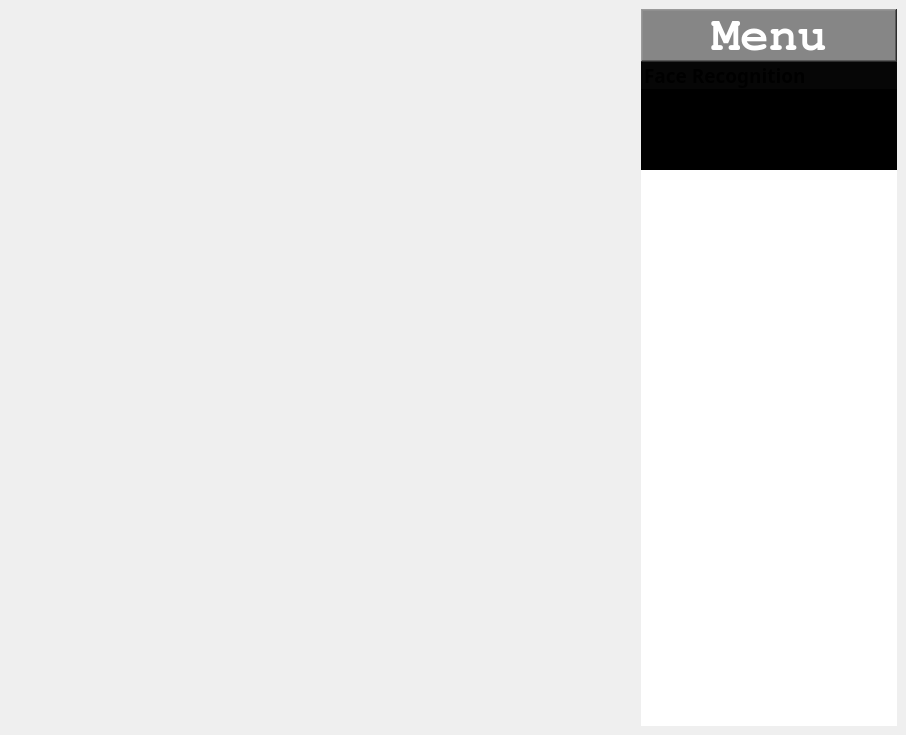
Before: the Qt Designer form UI/index.ui in ApplauseWow/FRASI_Manager_V2.0, drawn with Qt 5.
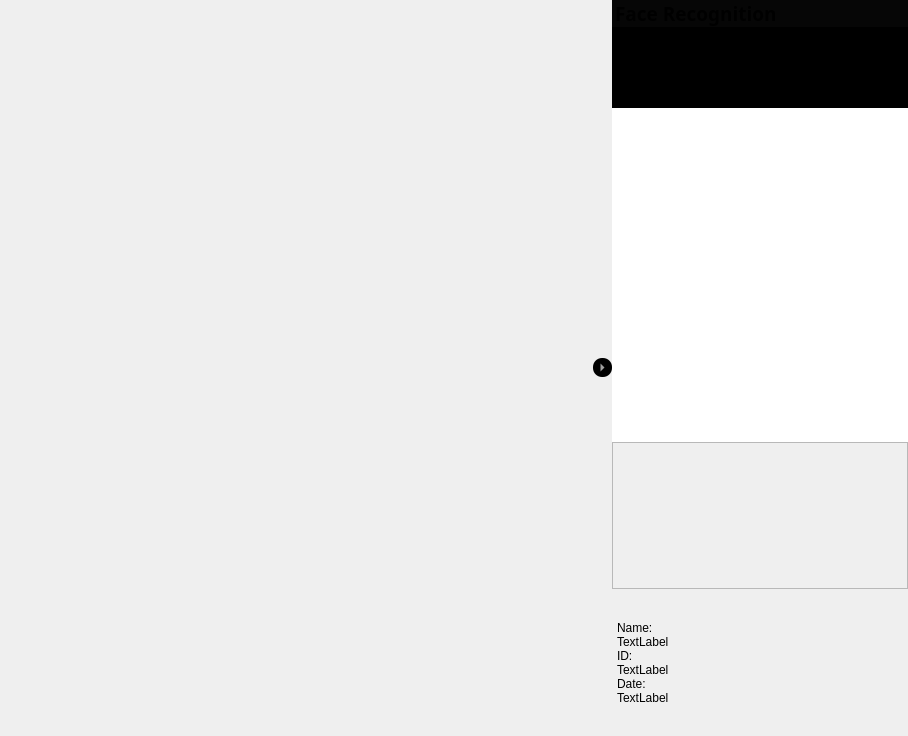
After: the same form once the commit is applied.

Diff of the .ui file:
```diff
--- a/UI/index.ui
+++ b/UI/index.ui
@@ -6,8 +6,8 @@
    <rect>
     <x>0</x>
     <y>0</y>
-    <width>906</width>
-    <height>735</height>
+    <width>908</width>
+    <height>736</height>
    </rect>
   </property>
   <property name="windowTitle">
@@ -15,8 +15,23 @@
   </property>
   <widget class="QWidget" name="centralwidget">
    <layout class="QHBoxLayout" name="horizontalLayout_2">
+    <property name="spacing">
+     <number>0</number>
+    </property>
+    <property name="leftMargin">
+     <number>0</number>
+    </property>
+    <property name="topMargin">
+     <number>0</number>
+    </property>
+    <property name="rightMargin">
+     <number>0</number>
+    </property>
+    <property name="bottomMargin">
+     <number>0</number>
+    </property>
     <item>
-     <layout class="QHBoxLayout" name="horizontalLayout_3" stretch="0,0">
+     <layout class="QHBoxLayout" name="main_layout" stretch="8,0,4">
       <property name="spacing">
        <number>0</number>
       </property>
@@ -34,49 +49,40 @@
        </widget>
       </item>
       <item>
-       <layout class="QGridLayout" name="gridLayout_2">
-        <item row="0" column="0">
-         <widget class="QLabel" name="label_3">
-          <property name="sizePolicy">
-           <sizepolicy hsizetype="Ignored" vsizetype="Preferred">
-            <horstretch>0</horstretch>
-            <verstretch>0</verstretch>
-           </sizepolicy>
-          </property>
-          <property name="font">
-           <font>
-            <family>FreeMono</family>
-            <pointsize>36</pointsize>
-            <weight>75</weight>
-            <bold>true</bold>
-           </font>
-          </property>
-          <property name="styleSheet">
-           <string notr="true">color: rgb(255, 255, 255);
-background-color: rgb(134, 134, 134);</string>
-          </property>
-          <property name="frameShape">
-           <enum>QFrame::WinPanel</enum>
-          </property>
-          <property name="frameShadow">
-           <enum>QFrame::Raised</enum>
-          </property>
-          <property name="lineWidth">
-           <number>10</number>
-          </property>
-          <property name="midLineWidth">
-           <number>10</number>
-          </property>
-          <property name="text">
-           <string>Menu</string>
-          </property>
-          <property name="alignment">
-           <set>Qt::AlignCenter</set>
-          </property>
-         </widget>
-        </item>
-        <item row="1" column="0">
-         <widget class="QTreeWidget" name="menu_list">
+       <widget class="QToolButton" name="show_hide">
+        <property name="styleSheet">
+         <string notr="true">border-radius:9px;
+border:1px;
+background-color:black;
+color:white;</string>
+        </property>
+        <property name="text">
+         <string>...</string>
+        </property>
+        <property name="shortcut">
+         <string>F1</string>
+        </property>
+        <property name="popupMode">
+         <enum>QToolButton::DelayedPopup</enum>
+        </property>
+        <property name="toolButtonStyle">
+         <enum>Qt::ToolButtonIconOnly</enum>
+        </property>
+        <property name="autoRaise">
+         <bool>false</bool>
+        </property>
+        <property name="arrowType">
+         <enum>Qt::RightArrow</enum>
+        </property>
+       </widget>
+      </item>
+      <item>
+       <layout class="QGridLayout" name="menu_layout" rowstretch="3,1,1" columnstretch="0,0">
+        <property name="spacing">
+         <number>0</number>
+        </property>
+        <item row="0" column="1">
+         <widget class="QTreeWidget" name="menu">
           <property name="sizePolicy">
            <sizepolicy hsizetype="Preferred" vsizetype="Expanding">
             <horstretch>0</horstretch>
@@ -430,6 +436,100 @@
           </item>
          </widget>
         </item>
+        <item row="2" column="1">
+         <layout class="QFormLayout" name="item_list">
+          <property name="fieldGrowthPolicy">
+           <enum>QFormLayout::AllNonFixedFieldsGrow</enum>
+          </property>
+          <property name="rowWrapPolicy">
+           <enum>QFormLayout::WrapAllRows</enum>
+          </property>
+          <property name="labelAlignment">
+           <set>Qt::AlignCenter</set>
+          </property>
+          <property name="formAlignment">
+           <set>Qt::AlignCenter</set>
+          </property>
+          <property name="leftMargin">
+           <number>5</number>
+          </property>
+          <property name="topMargin">
+           <number>5</number>
+          </property>
+          <property name="rightMargin">
+           <number>5</number>
+          </property>
+          <property name="bottomMargin">
+           <number>5</number>
+          </property>
+          <item row="0" column="0">
+           <widget class="QLabel" name="nameLabel">
+            <property name="text">
+             <string>Name:</string>
+            </property>
+           </widget>
+          </item>
+          <item row="1" column="0">
+           <widget class="QLabel" name="iDLabel">
+            <property name="text">
+             <string>ID:</string>
+            </property>
+           </widget>
+          </item>
+          <item row="2" column="0">
+           <widget class="QLabel" name="dateLabel">
+            <property name="text">
+             <string>Date:</string>
+            </property>
+           </widget>
+          </item>
+          <item row="0" column="1">
+           <widget class="QLabel" name="name">
+            <property name="text">
+             <string>TextLabel</string>
+            </property>
+           </widget>
+          </item>
+          <item row="1" column="1">
+           <widget class="QLabel" name="id_num">
+            <property name="text">
+             <string>TextLabel</string>
+            </property>
+           </widget>
+          </item>
+          <item row="2" column="1">
+           <widget class="QLabel" name="date">
+            <property name="text">
+             <string>TextLabel</string>
+            </property>
+           </widget>
+          </item>
+         </layout>
+        </item>
+        <item row="1" column="1">
+         <widget class="QLabel" name="status">
+          <property name="sizePolicy">
+           <sizepolicy hsizetype="Preferred" vsizetype="Expanding">
+            <horstretch>0</horstretch>
+            <verstretch>0</verstretch>
+           </sizepolicy>
+          </property>
+          <property name="font">
+           <font>
+            <pointsize>36</pointsize>
+           </font>
+          </property>
+          <property name="frameShape">
+           <enum>QFrame::StyledPanel</enum>
+          </property>
+          <property name="text">
+           <string/>
+          </property>
+          <property name="alignment">
+           <set>Qt::AlignCenter</set>
+          </property>
+         </widget>
+        </item>
        </layout>
       </item>
      </layout>
```
Left out of the diff: 9 changed lines with no effect on the pictures.
